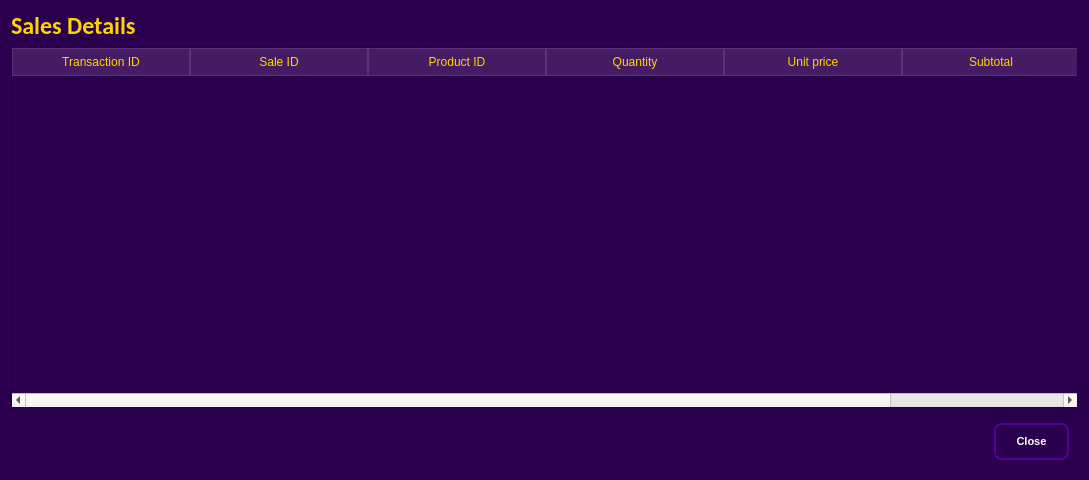
This is UI/Transaction_expand.ui in codenoobie25/ThunderCats as Qt 5 draws it before an edit. The edited form follows.
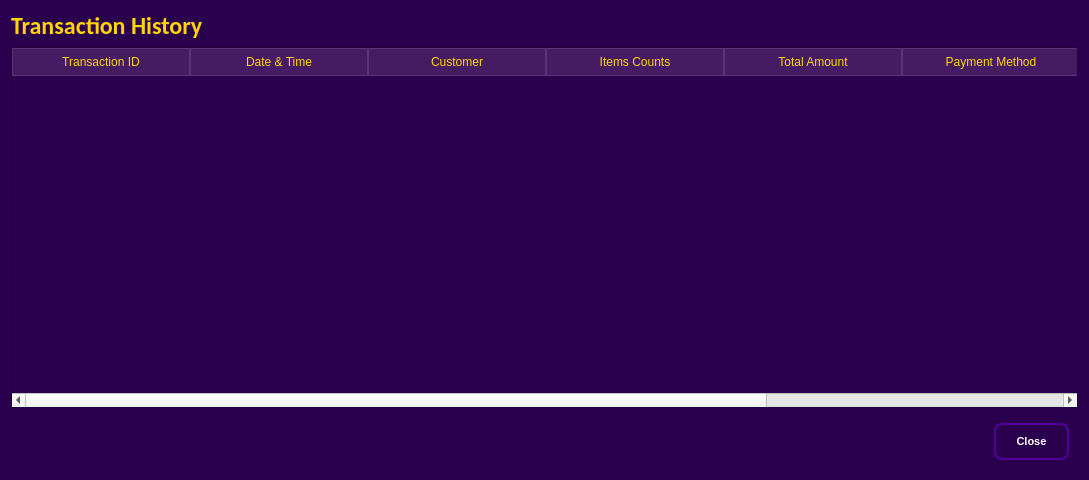
This is the edited form. Icons and pictures are not drawn.

What changed in the file:
```diff
--- a/UI/Transaction_expand.ui
+++ b/UI/Transaction_expand.ui
@@ -506,7 +506,7 @@
       <string notr="true">color: #ffd500</string>
      </property>
      <property name="text">
-      <string>Sales Details</string>
+      <string>Transaction History</string>
      </property>
     </widget>
    </item>
@@ -545,27 +545,32 @@
      </column>
      <column>
       <property name="text">
-       <string>Sale ID</string>
+       <string>Date &amp; Time</string>
       </property>
      </column>
      <column>
       <property name="text">
-       <string>Product ID</string>
+       <string>Customer</string>
       </property>
      </column>
      <column>
       <property name="text">
-       <string>Quantity</string>
+       <string>Items Counts</string>
       </property>
      </column>
      <column>
       <property name="text">
-       <string>Unit price</string>
+       <string>Total Amount</string>
       </property>
      </column>
      <column>
       <property name="text">
-       <string>Subtotal</string>
+       <string>Payment Method</string>
+      </property>
+     </column>
+     <column>
+      <property name="text">
+       <string>Status</string>
       </property>
      </column>
     </widget>
```
